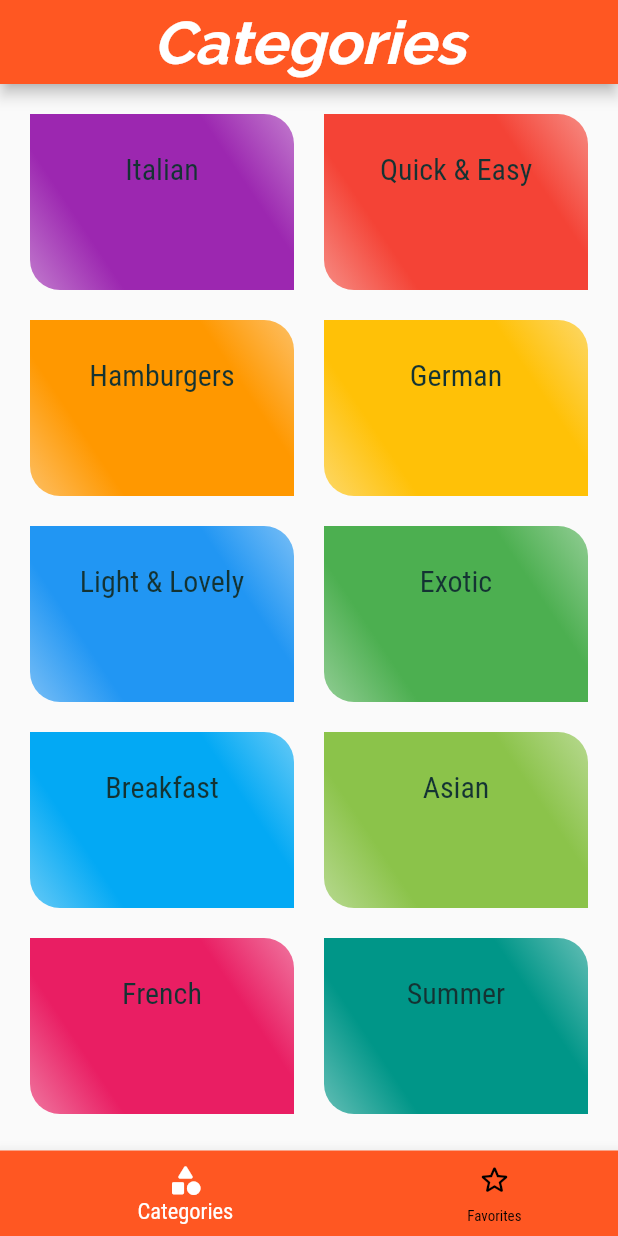
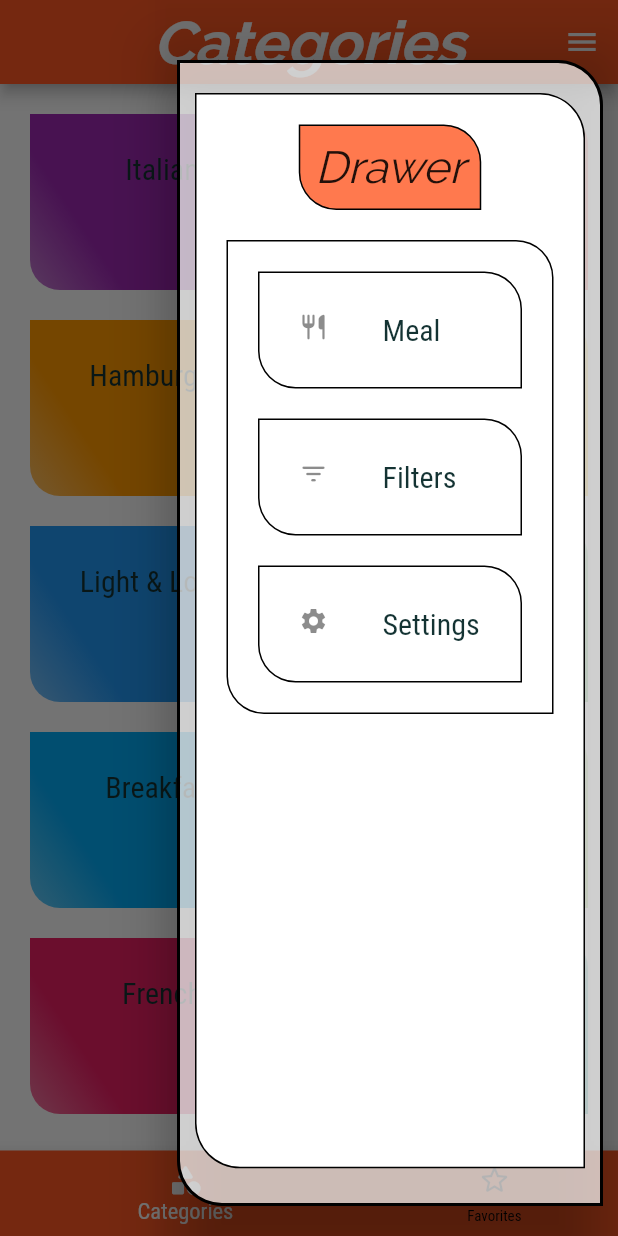
Before and after one commit to RishabhSaini619/up_003_MealsApp, a Flutter app: the screen it shows after launch, with the side drawer open (before the commit the screen has no drawer), on a phone screen of 412 x 824 dp. Run offline on Flutter 3.47's test engine with Material 2 defaults, Android fonts, the phone set to English and light mode, and no system bars.

Commit message:
design custom drawer

```diff
--- a/lib/main.dart
+++ b/lib/main.dart
@@ -21,8 +21,10 @@ class MyApp extends StatelessWidget {
   @override
   Widget build(BuildContext context) {
     return MaterialApp(
+      debugShowCheckedModeBanner: false,
       title: 'Meals App',
       theme: ThemeData(
+        backgroundColor: Colors.white70,
         primaryColor: Colors.deepOrange,
         canvasColor: Colors.grey.shade50,
         colorScheme: ColorScheme.fromSwatch(
--- a/lib/screen/screen_categories.dart
+++ b/lib/screen/screen_categories.dart
@@ -10,6 +10,7 @@ class CategoriesScreen extends StatelessWidget {
   @override
   Widget build(BuildContext context) {
     return GridView(
+
       padding: const EdgeInsets.all(20),
       gridDelegate: const SliverGridDelegateWithMaxCrossAxisExtent(
         maxCrossAxisExtent: 200,
--- a/lib/screen/screen_tabs.dart
+++ b/lib/screen/screen_tabs.dart
@@ -1,6 +1,7 @@
 import 'package:flutter/material.dart';
 import 'package:up_003_mealsapp/screen/screen_categories.dart';
 import 'package:up_003_mealsapp/screen/screen_favorites.dart';
+import 'package:up_003_mealsapp/widgets/widget_drawer.dart';
 
 class TabsScreen extends StatefulWidget {
   @override
@@ -29,6 +30,10 @@ class _TabsScreenState extends State<TabsScreen> {
           style: Theme.of(context).textTheme.displayLarge,
         ),
       ),
+
+      drawerEnableOpenDragGesture: true,
+      endDrawerEnableOpenDragGesture: true,
+      endDrawer:  const MainDrawer(),
       body: selectedScreen[selectedScreenIndex]['screen'],
       bottomNavigationBar: BottomNavigationBar(
         onTap: selectedBottomNavigationBarItem,
--- a/lib/widgets/widget_category_item.dart
+++ b/lib/widgets/widget_category_item.dart
@@ -30,6 +30,7 @@ class CategoryItem extends StatelessWidget {
   @override
   Widget build(BuildContext context) {
     return InkWell(
+
       onTap: () => selectCategory(context),
       splashColor: Theme.of(context).primaryColor,
       borderRadius: BorderRadius.circular(15),
--- /dev/null
+++ b/lib/widgets/widget_drawer.dart
@@ -0,0 +1,111 @@
+import 'package:flutter/material.dart';
+
+class MainDrawer extends StatelessWidget {
+  const MainDrawer({Key key}) : super(key: key);
+
+  @override
+  Widget build(BuildContext context) {
+    Widget buildContainer(Widget listTile, Color containerColor) {
+      return Container(
+        margin: const EdgeInsets.fromLTRB(10, 10, 10, 10),
+        padding: const EdgeInsets.all(10),
+        decoration: BoxDecoration(
+          color: containerColor,
+          border: Border.all(color: Colors.black, width: 1),
+          shape: BoxShape.rectangle,
+          borderRadius: const BorderRadius.only(
+            topRight: Radius.circular(25),
+            bottomLeft: Radius.circular(25),
+          ),
+        ),
+        child: listTile,
+      );
+    }
+
+    Widget buildListTile(String tileTitle, IconData tileIcon) {
+      return ListTile(
+        leading: Icon(
+          tileIcon,
+          size: 20,
+        ),
+        title: Text(
+          tileTitle,
+          style: Theme.of(context).textTheme.bodyLarge,
+        ),
+      );
+    }
+
+    return Drawer(
+      backgroundColor: Colors.transparent,
+      //Container as bg transparent
+      child: Container(
+        decoration: BoxDecoration(
+          color: Colors.white70,
+          border: Border.all(color: Colors.black, width: 2),
+          shape: BoxShape.rectangle,
+          borderRadius: const BorderRadius.only(
+            topRight: Radius.circular(30),
+            bottomLeft: Radius.circular(30),
+          ),
+        ),
+        height: MediaQuery.of(context).size.height * 1,
+        width: double.infinity,
+        margin: const EdgeInsets.fromLTRB(10, 40, 10, 20),
+        padding: const EdgeInsets.all(10),
+        alignment: Alignment.centerLeft,
+        child: Column(
+          children: [
+            Container(
+              height: MediaQuery.of(context).size.height * 0.87,
+              margin: const EdgeInsets.only(top: 10, bottom: 10),
+              padding: const EdgeInsets.all(10),
+              decoration: BoxDecoration(
+                color: Colors.white,
+                border: Border.all(color: Colors.black, width: 1),
+                shape: BoxShape.rectangle,
+                borderRadius: const BorderRadius.only(
+                  topRight: Radius.circular(30),
+                  bottomLeft: Radius.circular(30),
+                ),
+              ),
+              alignment: Alignment.center,
+              child: Column(
+                children: [
+                  buildContainer(
+                    Text(
+                      'Drawer',
+                      style: Theme.of(context).textTheme.titleMedium,
+                    ),
+                    Theme.of(context).primaryColor.withOpacity(0.8),
+                  ),
+                  buildContainer(
+                    Column(
+                      children: [
+                        buildContainer(
+                          buildListTile('Meal', Icons.restaurant_rounded),
+                          Colors.white,
+                        ),
+                        buildContainer(
+                          buildListTile('Filters', Icons.filter_list_rounded),
+                          Colors.white,
+                        ),
+                        buildContainer(
+                          buildListTile('Settings', Icons.settings),
+                          Colors.white,
+                        ),
+                        // buildContainer(
+                        //   buildListTile('Settings', Icons.settings),
+                        // ),
+                      ],
+                    ),
+                    Colors.white,
+                  ),
+                ],
+              ),
+            ),
+          ],
+        ),
+      ),
+    );
+  }
+}
```
